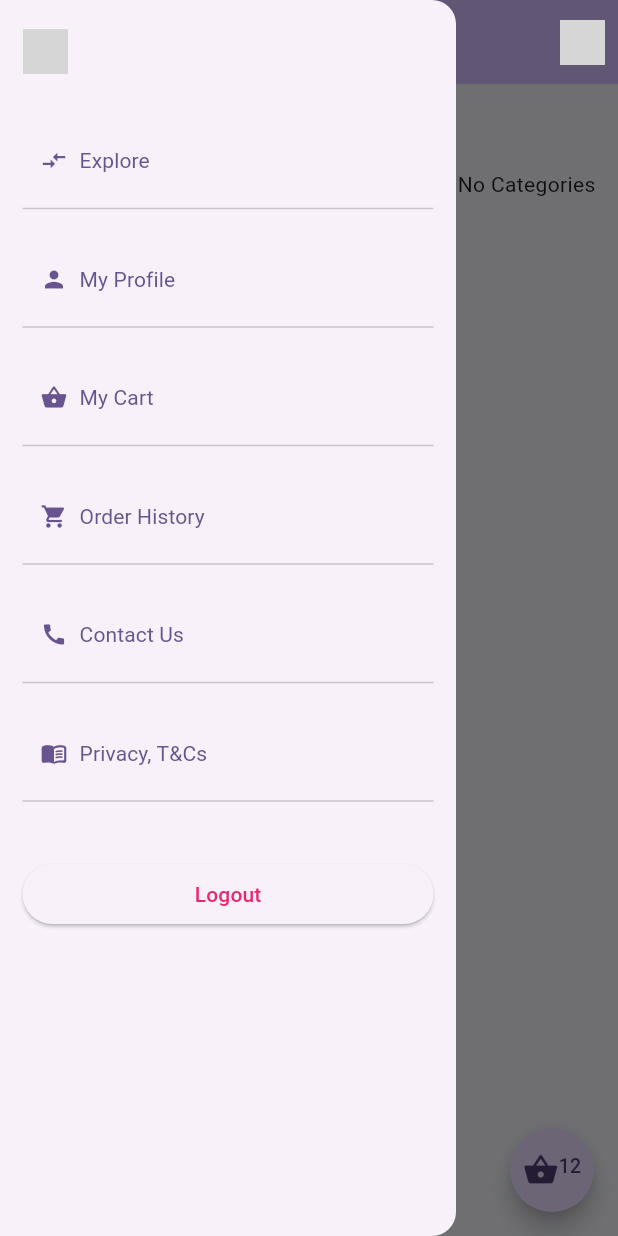
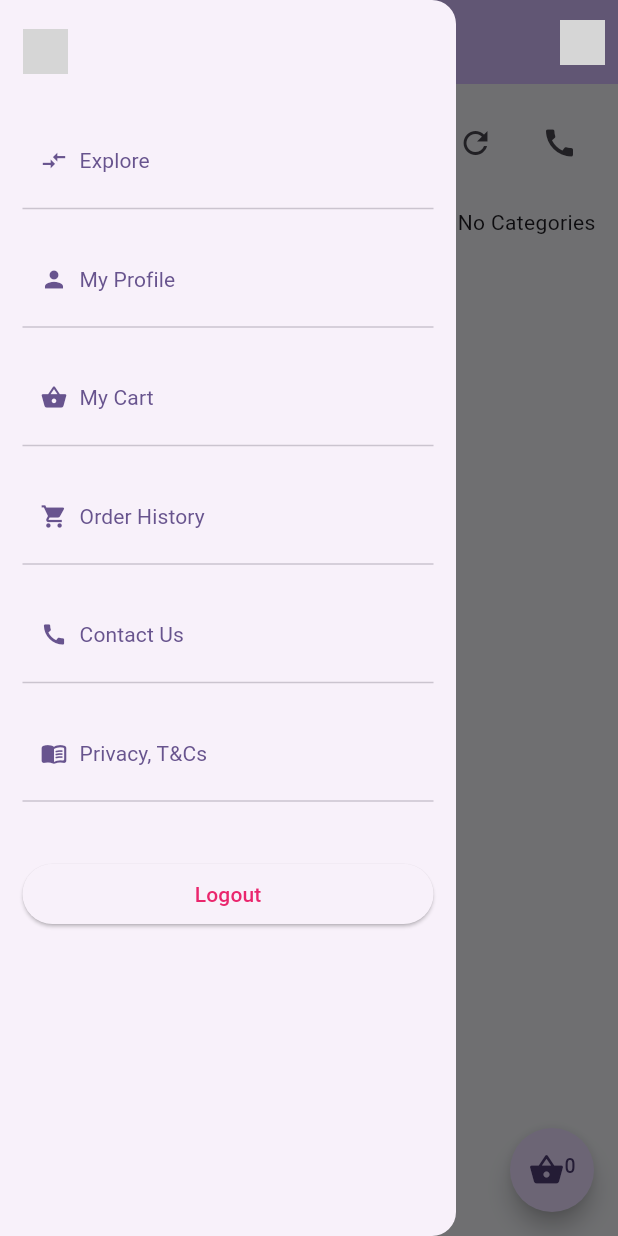
Before and after one commit to Brisis/wholecela, a Flutter app: the WholesaleScreen screen opened directly with empty values, with the side drawer open, on a phone screen of 412 x 824 dp. Run offline on Flutter 3.47's test engine with Material 2 defaults, Android fonts, the phone set to English and light mode, and no system bars; our stand-ins replace equatable, flutter_bloc, flutter_secure_storage; accounts and stored records are empty; network calls fail; statements that could not run were skipped; grey boxes are pictures that could not be loaded.

Commit message:
wholesale screen bloc

```diff
--- a/lib/presentation/screens/home_screen.dart
+++ b/lib/presentation/screens/home_screen.dart
@@ -36,11 +36,10 @@ class _HomeScreenState extends State<HomeScreen> {
   @override
   void initState() {
     super.initState();
+    context.read<SellerBloc>().add(LoadSellers());
     loggedUser = context.read<UserBloc>().state.user!;
     locations = context.read<LocationBloc>().state.locations!;
     selectedLocation = locations.first;
-
-    context.read<SellerBloc>().add(LoadSellers());
   }
 
   TextEditingController searchController = TextEditingController();
--- a/lib/presentation/screens/wholesale_screen.dart
+++ b/lib/presentation/screens/wholesale_screen.dart
@@ -47,6 +47,8 @@ class _WholesaleScreenState extends State<WholesaleScreen> {
     categories = context.read<CategoryBloc>().state.categories!;
     selectedCategory =
         categories.firstWhere((category) => category.name == "All");
+
+    context.read<SellerBloc>().add(LoadSeller(id: widget.seller.id));
   }
 
   TextEditingController searchController = TextEditingController();
@@ -80,16 +82,7 @@ class _WholesaleScreenState extends State<WholesaleScreen> {
           ),
         ],
       ),
-      body: BlocConsumer<SellerBloc, SellerState>(
-        listener: (context, state) {
-          if (state is LoadedSeller) {
-            setState(() {
-              seller = state.seller;
-            });
-          } else {
-            context.read<SellerBloc>().add(LoadSeller(id: seller.id));
-          }
-        },
+      body: BlocBuilder<SellerBloc, SellerState>(
         builder: (context, state) {
           return RefreshIndicator(
             onRefresh: () async {
@@ -103,12 +96,42 @@ class _WholesaleScreenState extends State<WholesaleScreen> {
                 mainAxisAlignment: MainAxisAlignment.start,
                 crossAxisAlignment: CrossAxisAlignment.start,
                 children: [
-                  Text(
-                    "Shop Items - ${products.length}",
-                    style: const TextStyle(
-                      fontSize: 16,
-                      fontWeight: FontWeight.bold,
-                    ),
+                  Row(
+                    mainAxisAlignment: MainAxisAlignment.spaceBetween,
+                    crossAxisAlignment: CrossAxisAlignment.center,
+                    children: [
+                      Text(
+                        "${products.length} Products",
+                        style: const TextStyle(
+                          fontSize: 16,
+                          fontWeight: FontWeight.bold,
+                        ),
+                      ),
+                      Row(
+                        children: [
+                          IconButton(
+                            onPressed: () {
+                              context
+                                  .read<SellerBloc>()
+                                  .add(LoadSeller(id: seller.id));
+                              context
+                                  .read<CategoryBloc>()
+                                  .add(LoadCategories());
+                            },
+                            icon: const Icon(
+                              Icons.refresh,
+                            ),
+                          ),
+                          horizontalSpace(),
+                          IconButton(
+                            onPressed: () {},
+                            icon: const Icon(
+                              Icons.call,
+                            ),
+                          ),
+                        ],
+                      ),
+                    ],
                   ),
                   verticalSpace(height: 15),
                   Row(
@@ -174,12 +197,12 @@ class _WholesaleScreenState extends State<WholesaleScreen> {
                   ),
                   Expanded(
                     child: GridView.count(
-                      //shrinkWrap: true,
+                      shrinkWrap: true,
                       crossAxisSpacing: 10,
                       mainAxisSpacing: 10,
                       crossAxisCount: 2,
                       childAspectRatio: 1.6 / 2,
-                      physics: const NeverScrollableScrollPhysics(),
+                      //physics: const NeverScrollableScrollPhysics(),
                       children: List.generate(
                         products.length,
                         (index) => GestureDetector(
@@ -214,14 +237,14 @@ class _WholesaleScreenState extends State<WholesaleScreen> {
           );
         },
         tooltip: 'My Cart',
-        child: const Row(
+        child: Row(
           mainAxisAlignment: MainAxisAlignment.center,
           crossAxisAlignment: CrossAxisAlignment.start,
           children: [
-            Icon(Icons.shopping_basket),
+            const Icon(Icons.shopping_basket),
             Text(
-              "12",
-              style: TextStyle(
+              "${widget.seller.products.length}",
+              style: const TextStyle(
                 fontSize: 13,
                 fontWeight: FontWeight.w500,
               ),
```
